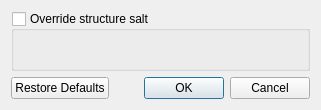
Qt form src/extgendialog.ui (Cubitect/cubiomes-viewer) before a commit.
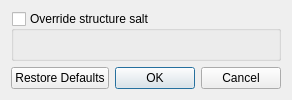
The same form after that commit. Icons and pictures are not drawn.

```diff
--- a/src/extgendialog.ui
+++ b/src/extgendialog.ui
@@ -2,14 +2,6 @@
 <ui version="4.0">
  <class>ExtGenDialog</class>
  <widget class="QDialog" name="ExtGenDialog">
-  <property name="geometry">
-   <rect>
-    <x>0</x>
-    <y>0</y>
-    <width>321</width>
-    <height>110</height>
-   </rect>
-  </property>
   <property name="windowTitle">
    <string>World Settings (experimental)</string>
   </property>
```
Left out of the diff: 2 changed lines with no effect on the pictures.
